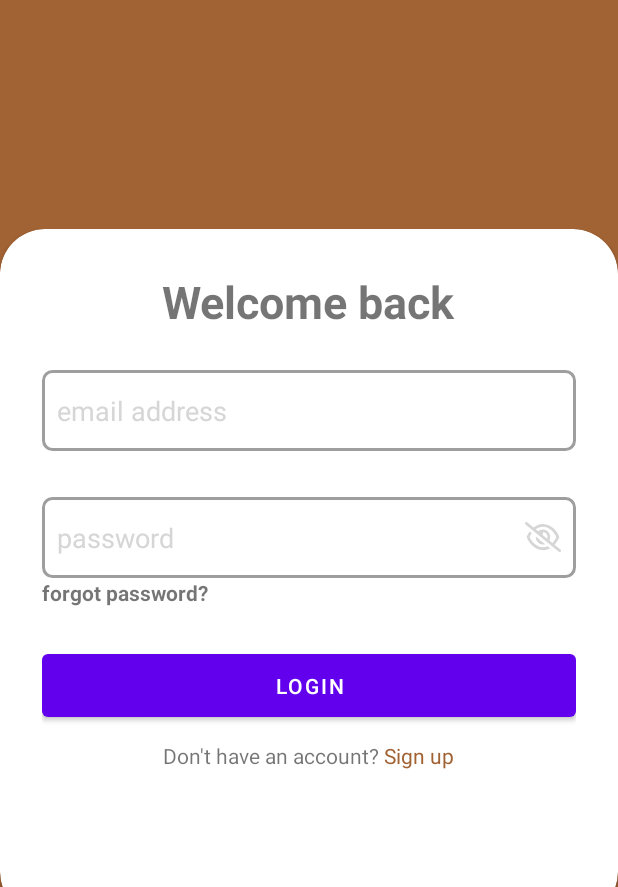
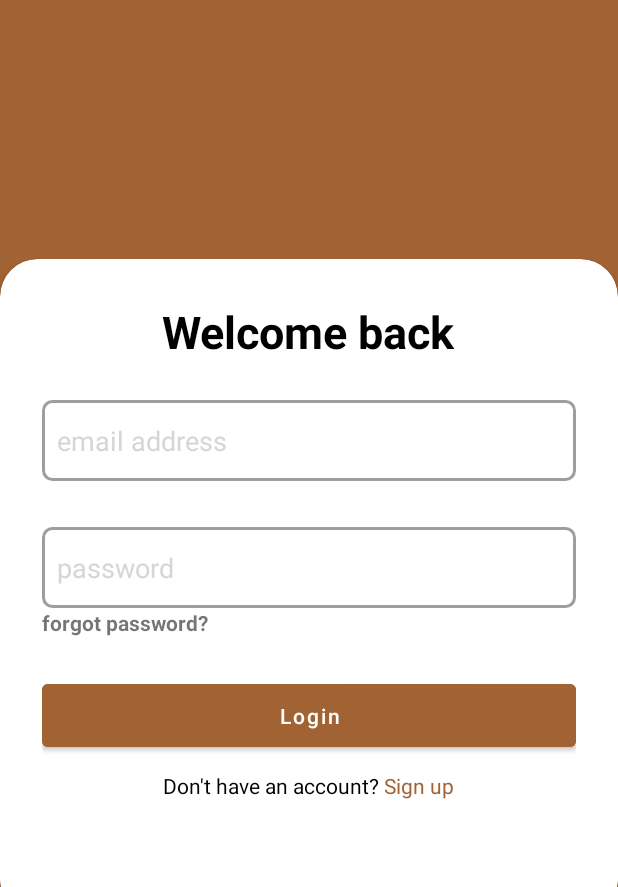
Before and after one commit to ndzxlo/BeanThere, an Android app: the screen it shows after launch (LoginActivity), on a phone screen of 412 x 824 dp, the part 349-1236 px from its top. Run offline under Robolectric (Android 15) with nearby library versions, the phone set to English and light mode, and no system bars.

Commit message:
improved login ui and user input validation

```diff
--- a/app/src/main/java/com/example/beanthere/FavouritesAdapter.java
+++ b/app/src/main/java/com/example/beanthere/FavouritesAdapter.java
@@ -3,6 +3,7 @@ package com.example.beanthere;
 import android.view.LayoutInflater;
 import android.view.View;
 import android.view.ViewGroup;
+import android.widget.ImageView;
 import android.widget.TextView;
 
 import androidx.annotation.NonNull;
@@ -68,13 +69,13 @@ public class FavouritesAdapter extends RecyclerView.Adapter<FavouritesAdapter.Fa
         }
         return name;
     }
-
+    /*take the shopname string and only return the first letter, this will be used as an "icon"
+    * for each */
     private String firstLetter(String text) {
         if (text.length() <= 1) {
             return text;
         } else {
             return text.substring(0, 1);
-
         }
     }
 }
--- a/app/src/main/java/com/example/beanthere/ui/Favourites/FavouritesFragment.java
+++ b/app/src/main/java/com/example/beanthere/ui/Favourites/FavouritesFragment.java
@@ -4,6 +4,8 @@ import android.os.Bundle;
 import android.view.LayoutInflater;
 import android.view.View;
 import android.view.ViewGroup;
+import android.widget.Button;
+import android.widget.ImageView;
 import android.widget.TextView;
 import android.util.*;
 
--- /dev/null
+++ b/app/src/main/res/drawable/edit_text_error_border.xml
@@ -0,0 +1,9 @@
+<?xml version="1.0" encoding="utf-8"?>
+<shape xmlns:android="http://schemas.android.com/apk/res/android">
+    <stroke
+        android:width="2dp"
+        android:color="#BEFF0000"/>
+    <solid
+        android:color="#FFF"/>
+    <corners android:radius="4dp"/>
+</shape>
--- a/app/src/main/res/layout/activity_login.xml
+++ b/app/src/main/res/layout/activity_login.xml
@@ -38,8 +38,9 @@
         android:layout_width="match_parent"
         android:layout_height="wrap_content"
         android:layout_alignParentBottom="true"
-        app:cardCornerRadius="30dp"
-        android:background="@color/white"
+        app:cardCornerRadius="25dp"
+        android:backgroundTint="@color/white"
+        app:useMaterialThemeColors="false"
         android:layout_marginBottom="-20dp">
 
         <LinearLayout
@@ -53,6 +54,7 @@
                 android:layout_height="wrap_content"
                 android:text="@string/login_welcome"
                 android:textSize="30sp"
+                android:textColor="@color/black"
                 android:textStyle="bold"
                 android:layout_gravity= "center"/>
 
@@ -88,7 +90,6 @@
                 android:textColorHint="@color/quantum_grey"
                 android:inputType="textPassword"
                 android:textColor="@color/black"
-                android:drawableEnd="@drawable/eye_slash_regular"
                 android:background="@drawable/login_edittext_border"
                 android:padding="10dp"/>
 
@@ -102,12 +103,32 @@
                 android:layout_width="match_parent"
                 android:layout_height="25sp"/>
 
-            <com.google.android.material.button.MaterialButton
-                android:id="@+id/loginButton"
+            <FrameLayout
                 android:layout_width="match_parent"
-                android:layout_height="54sp"
-                android:layout_marginBottom="10sp"
-                android:text="@string/login_buttonText" />
+                android:layout_height="wrap_content">
+
+                <com.google.android.material.button.MaterialButton
+                    android:id="@+id/loginButton"
+                    android:layout_width="match_parent"
+                    android:layout_height="54sp"
+                    android:layout_marginBottom="10sp"
+                    android:text="@string/login_buttonText"
+                    android:textColor="@color/white"
+                    android:textAllCaps="false"
+                    android:backgroundTint="@color/accentBrown"
+                    app:useMaterialThemeColors="false"/>
+
+                <ProgressBar
+                    android:id="@+id/loginProgress"
+                    android:layout_width="wrap_content"
+                    android:layout_height="wrap_content"
+                    android:layout_gravity="center"
+                    android:indeterminate="true"
+                    android:indeterminateTint="#858585"
+                    android:indeterminateTintMode="src_in"
+                    android:visibility="gone"/>
+
+            </FrameLayout>
 
             <androidx.constraintlayout.widget.ConstraintLayout
                 android:layout_width="wrap_content"
@@ -119,7 +140,9 @@
                     android:layout_width="wrap_content"
                     android:layout_height="wrap_content"
                     android:text="@string/login_dontHaveAccount"
-                    app:layout_constraintEnd_toStartOf="@id/signupText" />
+                    android:textColor="@color/black"
+                    app:layout_constraintEnd_toStartOf="@id/signupText"
+                    app:layout_constraintStart_toStartOf="parent"/>
 
                 <TextView
                     android:id="@+id/signupText"
@@ -134,7 +157,7 @@
 
             <Space
                 android:layout_width="match_parent"
-                android:layout_height="70sp"/>
+                android:layout_height="50sp"/>
         </LinearLayout>
     </androidx.cardview.widget.CardView>
 
--- a/app/src/main/res/values/strings.xml
+++ b/app/src/main/res/values/strings.xml
@@ -12,6 +12,7 @@
     <string name="login_emailAddress">email address</string>
     <string name="login_password">password</string>
     <string name="login_buttonText">Login</string>
+    <string name="logig_loggingInText">Logging in</string>
     <string name="login_forgotPassword">forgot password?</string>
     <string name="login_dontHaveAccount">Don\'t have an account?</string>
     <string name="login_Signup">Sign up</string>
```
Also changed, not shown: app/src/main/java/com/example/beanthere/LoginActivity.java (+85 -8 lines), app/src/main/java/com/example/beanthere/network/supaBaseClient.java (+20 -0 lines), app/src/main/res/layout/fragment_favourites.xml (+20 -12 lines).
